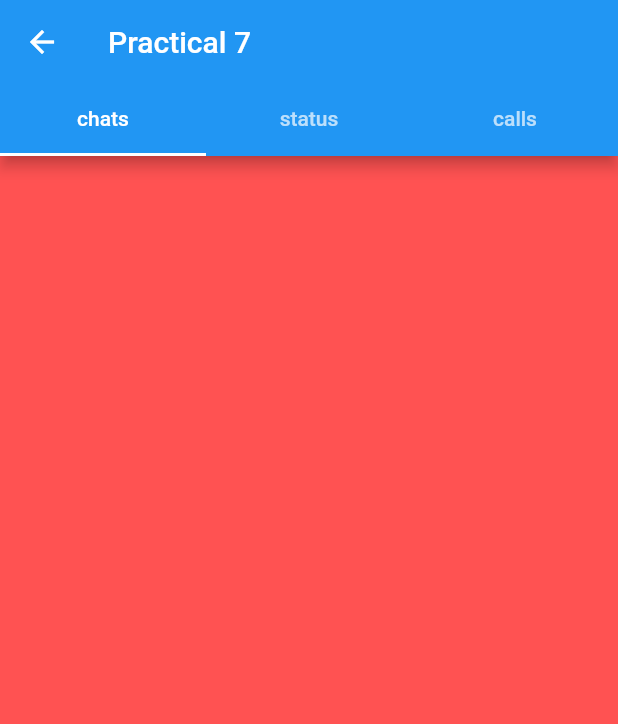
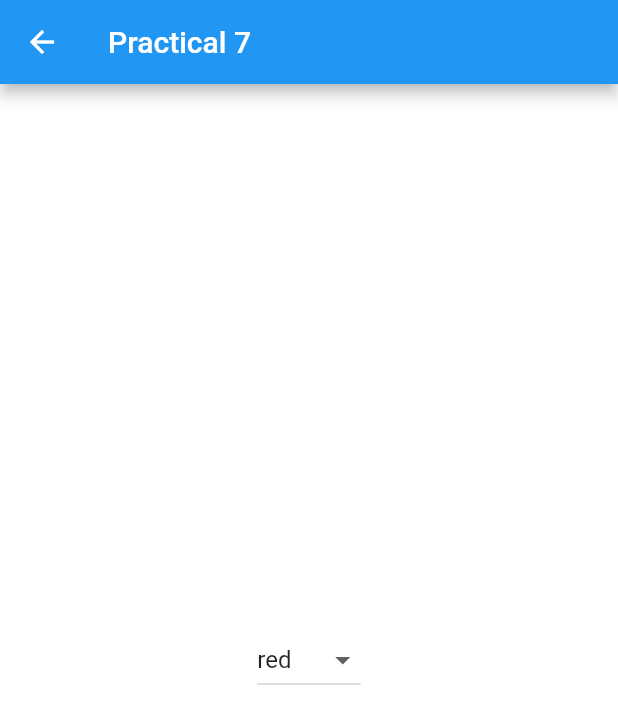
Before and after one commit to Prashant12461246/FlutterApp, a Flutter app: the Practical7 screen opened directly, on a phone screen of 412 x 824 dp. Shown: the top 724 px of the screen. Run offline on Flutter 3.47's test engine with Material 2 defaults, Android fonts, the phone set to English and light mode, and no system bars; our stand-ins replace fluttertoast; missing offline and left inert: torch.

Commit message:
Prashant12461246

```diff
--- a/lib/Practical7.dart
+++ b/lib/Practical7.dart
@@ -1,49 +1,50 @@
 import 'package:flutter/material.dart';
 
+
+
 class Practical7 extends StatefulWidget {
+  Practical7({Key key}) : super(key: key);
 
   @override
   _Practical7State createState() => _Practical7State();
 }
 
 class _Practical7State extends State<Practical7> {
-  List<Widget> containers = [
-    Container(
-      color: Colors.redAccent,
-    ),
-    Container(
-      color: Colors.blueAccent,
-    ),
-    Container(
-      color: Colors.cyanAccent,
-    )
-  ];
 
+  var _abc = ['red','yellow','blue'];
+  var _current = 'red';
+  Color bgcolor = Colors.white;
   @override
   Widget build(BuildContext context) {
-    return DefaultTabController(
-      length: 3,
-      child: Scaffold(
-        appBar: AppBar(
-          title: Text("Practical 7"),
-          bottom: TabBar(
-            tabs: <Widget>[
-              Tab(
-                text: 'chats',
-              ),
-              Tab(
-                text: 'status',
-              ),
-              Tab(
-                text: 'calls',
-              )
-            ],
-          ),
-        ),
-        body: TabBarView(
-          children: containers,
+    return Scaffold(
+      appBar: AppBar(
+        title: Text("Practical 7"),
+      ),
+      body: Center(
+        child: DropdownButton<String>(
+          items: _abc.map((String dropDownStringItem){
+            return DropdownMenuItem<String>(
+              value: dropDownStringItem,
+              child: Text(dropDownStringItem),
+            );
+          }).toList(),
+          onChanged: (String val){
+            setState(() {
+              this._current = val;
+              if (_current=='yellow') {
+                bgcolor = Colors.yellow;
+              }
+              else if (_current=='red') {
+                bgcolor = Colors.red;
+              } else {
+                bgcolor = Colors.blue;
+              }
+            });
+          },
+          value: _current,
         ),
       ),
+      backgroundColor: bgcolor,
     );
   }
 }
```
Also changed, not shown: lib/DrawerOnly.dart (+8 -0 lines), lib/Practical8.dart (added, +49 -0 lines).
